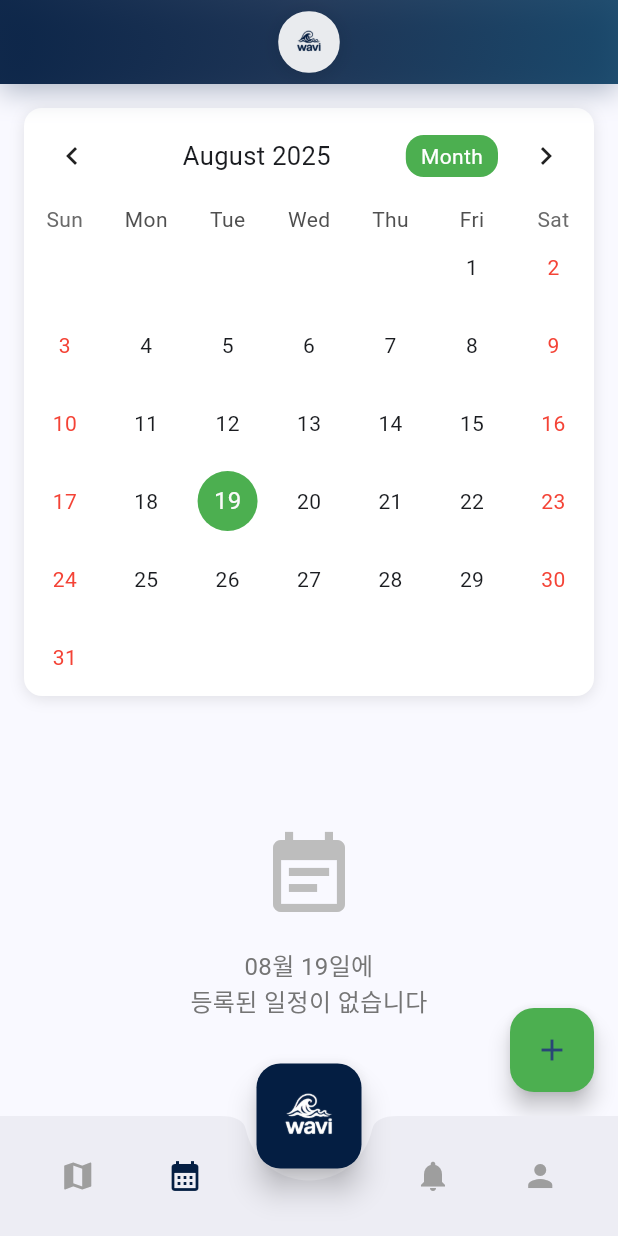
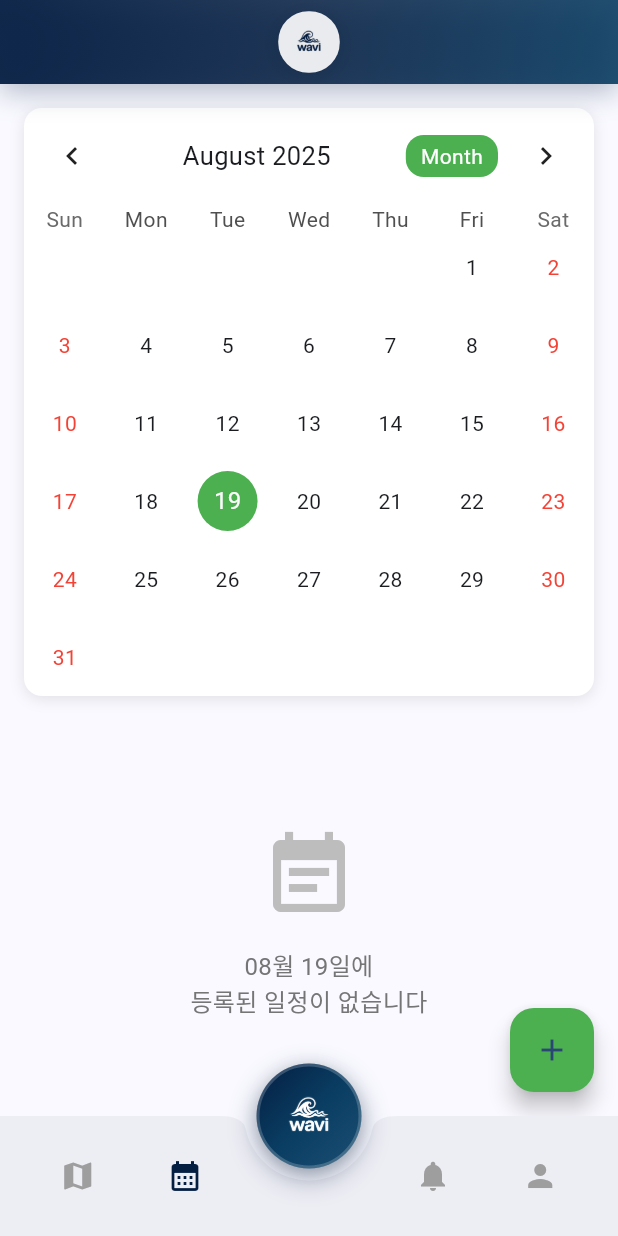
Before and after one commit to DIVERS-BUSAN/wavi-app, a Flutter app: the screen it shows after launch, after a tap on the "calendar month" icon, on a phone screen of 412 x 824 dp. Run offline on Flutter 3.47's test engine with Material 3 defaults, Android fonts, the phone set to English and light mode, and no system bars; drawn by our look-alikes of table_calendar; our stand-ins replace flutter_dotenv, flutter_local_notifications, flutter_tts, geolocator, permission_handler, shared_preferences and 2 more; missing offline and left inert: kakao_map_plugin.

Commit message:
[style] Change wavi button ui

```diff
--- a/lib/main.dart
+++ b/lib/main.dart
@@ -75,19 +75,64 @@ class _MainScreenState extends State<MainScreen> {
       floatingActionButton: Container(
         width: 70,
         height: 70,
-        child: FloatingActionButton(
-          backgroundColor: const Color(0xFF041E42),
-          onPressed: () {
+        decoration: BoxDecoration(
+          shape: BoxShape.circle,
+          gradient: LinearGradient(
+            colors: [
+              const Color(0xFF041E42),
+              const Color(0xFF0A3D62),
+              const Color(0xFF1B4F72),
+            ],
+            begin: Alignment.topLeft,
+            end: Alignment.bottomRight,
+          ),
+          boxShadow: [
+            BoxShadow(
+              color: const Color(0xFF041E42).withOpacity(0.4),
+              blurRadius: 15,
+              offset: const Offset(0, 6),
+            ),
+            BoxShadow(
+              color: Colors.black.withOpacity(0.1),
+              blurRadius: 8,
+              offset: const Offset(0, 2),
+            ),
+          ],
+        ),
+        child: Material(
+          color: Colors.transparent,
+          child: InkWell(
+            borderRadius: BorderRadius.circular(35),
+            splashColor: Colors.white.withOpacity(0.2),
+            highlightColor: Colors.white.withOpacity(0.1),
+            onTap: () {
               setState(() {
                 _selectedIndex = 2; // AI 대화 화면으로 이동
               });
             },
+            child: Container(
+              width: 70,
+              height: 70,
+              decoration: BoxDecoration(
+                shape: BoxShape.circle,
+                border: Border.all(
+                  color: Colors.white.withOpacity(0.2),
+                  width: 2,
+                ),
+              ),
+              child: ClipOval(
+                child: Container(
+                  padding: const EdgeInsets.all(12),
                   child: Image.asset(
                     'assets/images/wavi-logo-white.png',
-            width: 50,
-            height: 50,
+                    width: 46,
+                    height: 46,
+                    fit: BoxFit.contain,
                   ),
-          elevation: 8,
+                ),
+              ),
+            ),
+          ),
         ),
       ),
       floatingActionButtonLocation: FloatingActionButtonLocation.centerDocked,
--- a/lib/screens/map_screen.dart
+++ b/lib/screens/map_screen.dart
@@ -627,7 +627,7 @@ class _MapScreenState extends State<MapScreen> {
           ),
           // 날짜 선택 및 일정 표시 컨트롤
           Positioned(
-            bottom: 16,
+            bottom: 40, // WAVI 버튼과 겹치지 않도록 높이 조정
             left: 16,
             right: 16,
             child: Container(
```
Lines whose indentation alone changed are shown as unchanged.
